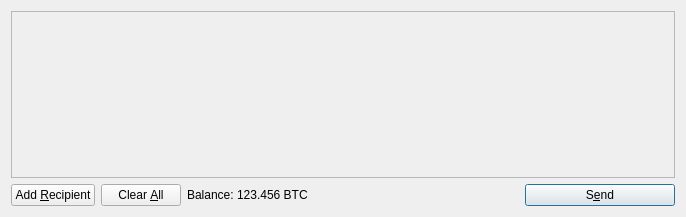
First picture: the form in src/qt/forms/sendcoinsdialog.ui, repository PayProCoin/PayProCoin, before the edit.
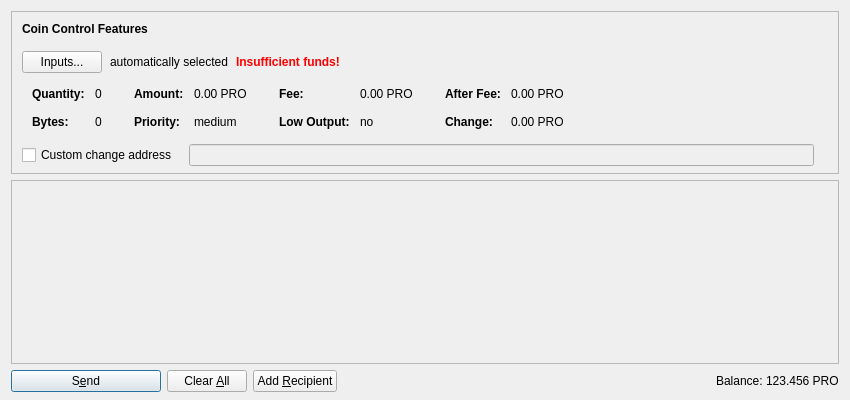
Second picture: the form after the edit. Icons and pictures are not drawn. Custom widgets are drawn as their Qt base class.

```diff
--- a/src/qt/forms/sendcoinsdialog.ui
+++ b/src/qt/forms/sendcoinsdialog.ui
@@ -6,14 +6,603 @@
    <rect>
     <x>0</x>
     <y>0</y>
-    <width>686</width>
-    <height>217</height>
+    <width>850</width>
+    <height>400</height>
    </rect>
   </property>
   <property name="windowTitle">
    <string>Send Coins</string>
   </property>
-  <layout class="QVBoxLayout" name="verticalLayout">
+  <layout class="QVBoxLayout" name="verticalLayout" stretch="0,1,0">
+   <property name="bottomMargin">
+    <number>8</number>
+   </property>
+   <item>
+    <widget class="QFrame" name="frameCoinControl">
+     <property name="sizePolicy">
+      <sizepolicy hsizetype="Expanding" vsizetype="Expanding">
+       <horstretch>0</horstretch>
+       <verstretch>0</verstretch>
+      </sizepolicy>
+     </property>
+     <property name="maximumSize">
+      <size>
+       <width>16777215</width>
+       <height>16777215</height>
+      </size>
+     </property>
+     <property name="frameShape">
+      <enum>QFrame::StyledPanel</enum>
+     </property>
+     <property name="frameShadow">
+      <enum>QFrame::Sunken</enum>
+     </property>
+     <layout class="QVBoxLayout" name="verticalLayoutCoinControl2">
+      <property name="spacing">
+       <number>0</number>
+      </property>
+      <property name="leftMargin">
+       <number>0</number>
+      </property>
+      <property name="topMargin">
+       <number>0</number>
+      </property>
+      <property name="rightMargin">
+       <number>0</number>
+      </property>
+      <property name="bottomMargin">
+       <number>6</number>
+      </property>
+      <item>
+       <layout class="QVBoxLayout" name="verticalLayoutCoinControl" stretch="0,0,0,0,1">
+        <property name="spacing">
+         <number>0</number>
+        </property>
+        <property name="leftMargin">
+         <number>10</number>
+        </property>
+        <property name="topMargin">
+         <number>10</number>
+        </property>
+        <item>
+         <layout class="QHBoxLayout" name="horizontalLayoutCoinControl1">
+          <property name="bottomMargin">
+           <number>15</number>
+          </property>
+          <item>
+           <widget class="QLabel" name="labelCoinControlFeatures">
+            <property name="sizePolicy">
+             <sizepolicy hsizetype="Preferred" vsizetype="Maximum">
+              <horstretch>0</horstretch>
+              <verstretch>0</verstretch>
+             </sizepolicy>
+            </property>
+            <property name="font">
+             <font>
+              <weight>75</weight>
+              <bold>true</bold>
+             </font>
+            </property>
+            <property name="styleSheet">
+             <string notr="true">font-weight:bold;</string>
+            </property>
+            <property name="text">
+             <string>Coin Control Features</string>
+            </property>
+           </widget>
+          </item>
+         </layout>
+        </item>
+        <item>
+         <layout class="QHBoxLayout" name="horizontalLayoutCoinControl2" stretch="0,0,0,0">
+          <property name="spacing">
+           <number>8</number>
+          </property>
+          <property name="bottomMargin">
+           <number>10</number>
+          </property>
+          <item>
+           <widget class="QPushButton" name="pushButtonCoinControl">
+            <property name="styleSheet">
+             <string notr="true"/>
+            </property>
+            <property name="text">
+             <string>Inputs...</string>
+            </property>
+           </widget>
+          </item>
+          <item>
+           <widget class="QLabel" name="labelCoinControlAutomaticallySelected">
+            <property name="text">
+             <string>automatically selected</string>
+            </property>
+            <property name="margin">
+             <number>5</number>
+            </property>
+           </widget>
+          </item>
+          <item>
+           <widget class="QLabel" name="labelCoinControlInsuffFunds">
+            <property name="font">
+             <font>
+              <weight>75</weight>
+              <bold>true</bold>
+             </font>
+            </property>
+            <property name="styleSheet">
+             <string notr="true">color:red;font-weight:bold;</string>
+            </property>
+            <property name="text">
+             <string>Insufficient funds!</string>
+            </property>
+            <property name="margin">
+             <number>5</number>
+            </property>
+           </widget>
+          </item>
+          <item>
+           <spacer name="horizontalSpacerCoinControl">
+            <property name="orientation">
+             <enum>Qt::Horizontal</enum>
+            </property>
+            <property name="sizeHint" stdset="0">
+             <size>
+              <width>40</width>
+              <height>1</height>
+             </size>
+            </property>
+           </spacer>
+          </item>
+         </layout>
+        </item>
+        <item>
+         <widget class="QWidget" name="widgetCoinControl" native="true">
+          <property name="sizePolicy">
+           <sizepolicy hsizetype="Preferred" vsizetype="Preferred">
+            <horstretch>0</horstretch>
+            <verstretch>0</verstretch>
+           </sizepolicy>
+          </property>
+          <property name="minimumSize">
+           <size>
+            <width>0</width>
+            <height>0</height>
+           </size>
+          </property>
+          <property name="styleSheet">
+           <string notr="true"/>
+          </property>
+          <layout class="QHBoxLayout" name="horizontalLayoutCoinControl5">
+           <property name="leftMargin">
+            <number>0</number>
+           </property>
+           <property name="topMargin">
+            <number>0</number>
+           </property>
+           <property name="rightMargin">
+            <number>0</number>
+           </property>
+           <property name="bottomMargin">
+            <number>0</number>
+           </property>
+           <item>
+            <layout class="QHBoxLayout" name="horizontalLayoutCoinControl3" stretch="0,0,0,1">
+             <property name="spacing">
+              <number>20</number>
+             </property>
+             <property name="topMargin">
+              <number>0</number>
+             </property>
+             <property name="bottomMargin">
+              <number>10</number>
+             </property>
+             <item>
+              <layout class="QFormLayout" name="formLayoutCoinControl1">
+               <property name="horizontalSpacing">
+                <number>10</number>
+               </property>
+               <property name="verticalSpacing">
+                <number>14</number>
+               </property>
+               <property name="leftMargin">
+                <number>10</number>
+               </property>
+               <property name="topMargin">
+                <number>4</number>
+               </property>
+               <property name="rightMargin">
+                <number>6</number>
+               </property>
+               <item row="0" column="0">
+                <widget class="QLabel" name="labelCoinControlQuantityText">
+                 <property name="font">
+                  <font>
+                   <weight>75</weight>
+                   <bold>true</bold>
+                  </font>
+                 </property>
+                 <property name="text">
+                  <string>Quantity:</string>
+                 </property>
+                 <property name="margin">
+                  <number>0</number>
+                 </property>
+                </widget>
+               </item>
+               <item row="0" column="1">
+                <widget class="QLabel" name="labelCoinControlQuantity">
+                 <property name="cursor">
+                  <cursorShape>IBeamCursor</cursorShape>
+                 </property>
+                 <property name="contextMenuPolicy">
+                  <enum>Qt::ActionsContextMenu</enum>
+                 </property>
+                 <property name="text">
+                  <string notr="true">0</string>
+                 </property>
+                 <property name="margin">
+                  <number>0</number>
+                 </property>
+                 <property name="textInteractionFlags">
+                  <set>Qt::LinksAccessibleByMouse|Qt::TextSelectableByKeyboard|Qt::TextSelectableByMouse</set>
+                 </property>
+                </widget>
+               </item>
+               <item row="1" column="0">
+                <widget class="QLabel" name="labelCoinControlBytesText">
+                 <property name="font">
+                  <font>
+                   <weight>75</weight>
+                   <bold>true</bold>
+                  </font>
+                 </property>
+                 <property name="text">
+                  <string>Bytes:</string>
+                 </property>
+                </widget>
+               </item>
+               <item row="1" column="1">
+                <widget class="QLabel" name="labelCoinControlBytes">
+                 <property name="cursor">
+                  <cursorShape>IBeamCursor</cursorShape>
+                 </property>
+                 <property name="contextMenuPolicy">
+                  <enum>Qt::ActionsContextMenu</enum>
+                 </property>
+                 <property name="text">
+                  <string notr="true">0</string>
+                 </property>
+                 <property name="textInteractionFlags">
+                  <set>Qt::LinksAccessibleByMouse|Qt::TextSelectableByKeyboard|Qt::TextSelectableByMouse</set>
+                 </property>
+                </widget>
+               </item>
+              </layout>
+             </item>
+             <item>
+              <layout class="QFormLayout" name="formLayoutCoinControl2">
+               <property name="horizontalSpacing">
+                <number>10</number>
+               </property>
+               <property name="verticalSpacing">
+                <number>14</number>
+               </property>
+               <property name="leftMargin">
+                <number>6</number>
+               </property>
+               <property name="topMargin">
+                <number>4</number>
+               </property>
+               <property name="rightMargin">
+                <number>6</number>
+               </property>
+               <item row="0" column="0">
+                <widget class="QLabel" name="labelCoinControlAmountText">
+                 <property name="font">
+                  <font>
+                   <weight>75</weight>
+                   <bold>true</bold>
+                  </font>
+                 </property>
+                 <property name="text">
+                  <string>Amount:</string>
+                 </property>
+                 <property name="margin">
+                  <number>0</number>
+                 </property>
+                </widget>
+               </item>
+               <item row="0" column="1">
+                <widget class="QLabel" name="labelCoinControlAmount">
+                 <property name="cursor">
+                  <cursorShape>IBeamCursor</cursorShape>
+                 </property>
+                 <property name="contextMenuPolicy">
+                  <enum>Qt::ActionsContextMenu</enum>
+                 </property>
+                 <property name="text">
+                  <string notr="true">0.00 PRO</string>
+                 </property>
+                 <property name="textInteractionFlags">
+                  <set>Qt::LinksAccessibleByMouse|Qt::TextSelectableByKeyboard|Qt::TextSelectableByMouse</set>
+                 </property>
+                </widget>
+               </item>
+               <item row="1" column="0">
+                <widget class="QLabel" name="labelCoinControlPriorityText">
+                 <property name="font">
+                  <font>
+                   <weight>75</weight>
+                   <bold>true</bold>
+                  </font>
+                 </property>
+                 <property name="text">
+                  <string>Priority:</string>
+                 </property>
+                </widget>
+               </item>
+               <item row="1" column="1">
+                <widget class="QLabel" name="labelCoinControlPriority">
+                 <property name="cursor">
+                  <cursorShape>IBeamCursor</cursorShape>
+                 </property>
+                 <property name="contextMenuPolicy">
+                  <enum>Qt::ActionsContextMenu</enum>
+                 </property>
+                 <property name="text">
+                  <string notr="true">medium</string>
+                 </property>
+                 <property name="textInteractionFlags">
+                  <set>Qt::LinksAccessibleByMouse|Qt::TextSelectableByKeyboard|Qt::TextSelectableByMouse</set>
+                 </property>
+                </widget>
+               </item>
+              </layout>
+             </item>
+             <item>
+              <layout class="QFormLayout" name="formLayoutCoinControl3">
+               <property name="horizontalSpacing">
+                <number>10</number>
+               </property>
+               <property name="verticalSpacing">
+                <number>14</number>
+               </property>
+               <property name="leftMargin">
+                <number>6</number>
+               </property>
+               <property name="topMargin">
+                <number>4</number>
+               </property>
+               <property name="rightMargin">
+                <number>6</number>
+               </property>
+               <item row="0" column="0">
+                <widget class="QLabel" name="labelCoinControlFeeText">
+                 <property name="font">
+                  <font>
+                   <weight>75</weight>
+                   <bold>true</bold>
+                  </font>
+                 </property>
+                 <property name="text">
+                  <string>Fee:</string>
+                 </property>
+                 <property name="margin">
+                  <number>0</number>
+                 </property>
+                </widget>
+               </item>
+               <item row="0" column="1">
+                <widget class="QLabel" name="labelCoinControlFee">
+                 <property name="cursor">
+                  <cursorShape>IBeamCursor</cursorShape>
+                 </property>
+                 <property name="contextMenuPolicy">
+                  <enum>Qt::ActionsContextMenu</enum>
+                 </property>
+                 <property name="text">
+                  <string notr="true">0.00 PRO</string>
+                 </property>
+                 <property name="textInteractionFlags">
+                  <set>Qt::LinksAccessibleByMouse|Qt::TextSelectableByKeyboard|Qt::TextSelectableByMouse</set>
+                 </property>
+                </widget>
+               </item>
+               <item row="1" column="0">
+                <widget class="QLabel" name="labelCoinControlLowOutputText">
+                 <property name="font">
+                  <font>
+                   <weight>75</weight>
+                   <bold>true</bold>
+                  </font>
+                 </property>
+                 <property name="text">
+                  <string>Low Output:</string>
+                 </property>
+                </widget>
+               </item>
+               <item row="1" column="1">
+                <widget class="QLabel" name="labelCoinControlLowOutput">
+                 <property name="cursor">
+                  <cursorShape>IBeamCursor</cursorShape>
+                 </property>
+                 <property name="contextMenuPolicy">
+                  <enum>Qt::ActionsContextMenu</enum>
+                 </property>
+                 <property name="text">
+                  <string notr="true">no</string>
+                 </property>
+                 <property name="textInteractionFlags">
+                  <set>Qt::LinksAccessibleByMouse|Qt::TextSelectableByKeyboard|Qt::TextSelectableByMouse</set>
+                 </property>
+                </widget>
+               </item>
+              </layout>
+             </item>
+             <item>
+              <layout class="QFormLayout" name="formLayoutCoinControl4">
+               <property name="horizontalSpacing">
+                <number>10</number>
+               </property>
+               <property name="verticalSpacing">
+                <number>14</number>
+               </property>
+               <property name="leftMargin">
+                <number>6</number>
+               </property>
+               <property name="topMargin">
+                <number>4</number>
+               </property>
+               <property name="rightMargin">
+                <number>6</number>
+               </property>
+               <item row="0" column="0">
+                <widget class="QLabel" name="labelCoinControlAfterFeeText">
+                 <property name="font">
+                  <font>
+                   <weight>75</weight>
+                   <bold>true</bold>
+                  </font>
+                 </property>
+                 <property name="text">
+                  <string>After Fee:</string>
+                 </property>
+                 <property name="margin">
+                  <number>0</number>
+                 </property>
+                </widget>
+               </item>
+               <item row="0" column="1">
+                <widget class="QLabel" name="labelCoinControlAfterFee">
+                 <property name="cursor">
+                  <cursorShape>IBeamCursor</cursorShape>
+                 </property>
+                 <property name="contextMenuPolicy">
+                  <enum>Qt::ActionsContextMenu</enum>
+                 </property>
+                 <property name="text">
+                  <string notr="true">0.00 PRO</string>
+                 </property>
+                 <property name="textInteractionFlags">
+                  <set>Qt::LinksAccessibleByMouse|Qt::TextSelectableByKeyboard|Qt::TextSelectableByMouse</set>
+                 </property>
+                </widget>
+               </item>
+               <item row="1" column="0">
+                <widget class="QLabel" name="labelCoinControlChangeText">
+                 <property name="font">
+                  <font>
+                   <weight>75</weight>
+                   <bold>true</bold>
+                  </font>
+                 </property>
+                 <property name="text">
+                  <string>Change:</string>
+                 </property>
+                </widget>
+               </item>
+               <item row="1" column="1">
+                <widget class="QLabel" name="labelCoinControlChange">
+                 <property name="cursor">
+                  <cursorShape>IBeamCursor</cursorShape>
+                 </property>
+                 <property name="contextMenuPolicy">
+                  <enum>Qt::ActionsContextMenu</enum>
+                 </property>
+                 <property name="text">
+                  <string notr="true">0.00 PRO</string>
+                 </property>
+                 <property name="textInteractionFlags">
+                  <set>Qt::LinksAccessibleByMouse|Qt::TextSelectableByKeyboard|Qt::TextSelectableByMouse</set>
+                 </property>
+                </widget>
+               </item>
+              </layout>
+             </item>
+            </layout>
+           </item>
+          </layout>
+         </widget>
+        </item>
+        <item>
+         <layout class="QHBoxLayout" name="horizontalLayoutCoinControl4" stretch="0,0,0">
+          <property name="spacing">
+           <number>12</number>
+          </property>
+          <property name="sizeConstraint">
+           <enum>QLayout::SetDefaultConstraint</enum>
+          </property>
+          <property name="topMargin">
+           <number>5</number>
+          </property>
+          <property name="rightMargin">
+           <number>5</number>
+          </property>
+          <item>
+           <widget class="QCheckBox" name="checkBoxCoinControlChange">
+            <property name="toolTip">
+             <string>If this is activated, but the change address is empty or invalid, change will be sent to a newly generated address.</string>
+            </property>
+            <property name="text">
+             <string>Custom change address</string>
+            </property>
+           </widget>
+          </item>
+          <item>
+           <widget class="QValidatedLineEdit" name="lineEditCoinControlChange">
+            <property name="enabled">
+             <bool>false</bool>
+            </property>
+            <property name="sizePolicy">
+             <sizepolicy hsizetype="Expanding" vsizetype="Fixed">
+              <horstretch>0</horstretch>
+              <verstretch>0</verstretch>
+             </sizepolicy>
+            </property>
+           </widget>
+          </item>
+          <item>
+           <widget class="QLabel" name="labelCoinControlChangeLabel">
+            <property name="sizePolicy">
+             <sizepolicy hsizetype="Preferred" vsizetype="Expanding">
+              <horstretch>0</horstretch>
+              <verstretch>0</verstretch>
+             </sizepolicy>
+            </property>
+            <property name="minimumSize">
+             <size>
+              <width>0</width>
+              <height>0</height>
+             </size>
+            </property>
+            <property name="text">
+             <string/>
+            </property>
+            <property name="margin">
+             <number>3</number>
+            </property>
+           </widget>
+          </item>
+         </layout>
+        </item>
+        <item>
+         <spacer name="verticalSpacerCoinControl">
+          <property name="orientation">
+           <enum>Qt::Vertical</enum>
+          </property>
+          <property name="sizeHint" stdset="0">
+           <size>
+            <width>800</width>
+            <height>1</height>
+           </size>
+          </property>
+         </spacer>
+        </item>
+       </layout>
+      </item>
+     </layout>
+    </widget>
+   </item>
    <item>
     <widget class="QScrollArea" name="scrollArea">
      <property name="widgetResizable">
@@ -24,12 +613,21 @@
        <rect>
         <x>0</x>
         <y>0</y>
-        <width>666</width>
-        <height>165</height>
+        <width>830</width>
+        <height>178</height>
        </rect>
       </property>
-      <layout class="QVBoxLayout" name="verticalLayout_2">
-       <property name="margin">
+      <layout class="QVBoxLayout" name="verticalLayout_2" stretch="0,1">
+       <property name="leftMargin">
+        <number>0</number>
+       </property>
+       <property name="topMargin">
+        <number>0</number>
+       </property>
+       <property name="rightMargin">
+        <number>0</number>
+       </property>
+       <property name="bottomMargin">
         <number>0</number>
        </property>
        <item>
@@ -59,19 +657,25 @@
    <item>
     <layout class="QHBoxLayout" name="horizontalLayout">
      <item>
-      <widget class="QPushButton" name="addButton">
+      <widget class="QPushButton" name="sendButton">
+       <property name="minimumSize">
+        <size>
+         <width>150</width>
+         <height>0</height>
+        </size>
+       </property>
        <property name="toolTip">
         <string>Send to multiple recipients at once</string>
        </property>
        <property name="text">
-        <string>Add &amp;Recipient</string>
+        <string>S&amp;end</string>
        </property>
        <property name="icon">
         <iconset resource="../bitcoin.qrc">
          <normaloff>:/icons/add</normaloff>:/icons/add</iconset>
        </property>
-       <property name="autoDefault">
-        <bool>false</bool>
+       <property name="default">
+        <bool>true</bool>
        </property>
       </widget>
      </item>
@@ -101,6 +705,36 @@
        </property>
       </widget>
      </item>
+     <item>
+      <widget class="QPushButton" name="addButton">
+       <property name="toolTip">
+        <string>Send to multiple recipients at once</string>
+       </property>
+       <property name="text">
+        <string>Add &amp;Recipient</string>
+       </property>
+       <property name="icon">
+        <iconset resource="../payprocoin.qrc">
+         <normaloff>:/icons/add</normaloff>:/icons/add</iconset>
+       </property>
+       <property name="autoDefault">
+        <bool>false</bool>
+       </property>
+      </widget>
+     </item>
+     <item>
+      <spacer name="horizontalSpacer">
+       <property name="orientation">
+        <enum>Qt::Horizontal</enum>
+       </property>
+       <property name="sizeHint" stdset="0">
+        <size>
+         <width>40</width>
+         <height>20</height>
+        </size>
+       </property>
+      </spacer>
+     </item>
      <item>
       <layout class="QHBoxLayout" name="horizontalLayout_2">
        <property name="spacing">
@@ -108,6 +742,12 @@
        </property>
        <item>
         <widget class="QLabel" name="label">
+         <property name="sizePolicy">
+          <sizepolicy hsizetype="Preferred" vsizetype="Fixed">
+           <horstretch>0</horstretch>
+           <verstretch>0</verstretch>
+          </sizepolicy>
+         </property>
          <property name="text">
           <string>Balance:</string>
          </property>
@@ -115,11 +755,17 @@
        </item>
        <item>
         <widget class="QLabel" name="labelBalance">
+         <property name="sizePolicy">
+          <sizepolicy hsizetype="Preferred" vsizetype="Fixed">
+           <horstretch>0</horstretch>
+           <verstretch>0</verstretch>
+          </sizepolicy>
+         </property>
          <property name="cursor">
           <cursorShape>IBeamCursor</cursorShape>
          </property>
          <property name="text">
-          <string>123.456 BTC</string>
+          <string notr="true">123.456 PRO</string>
          </property>
          <property name="textInteractionFlags">
           <set>Qt::LinksAccessibleByMouse|Qt::TextSelectableByKeyboard|Qt::TextSelectableByMouse</set>
@@ -128,46 +774,17 @@
        </item>
       </layout>
      </item>
-     <item>
-      <spacer name="horizontalSpacer">
-       <property name="orientation">
-        <enum>Qt::Horizontal</enum>
-       </property>
-       <property name="sizeHint" stdset="0">
-        <size>
-         <width>40</width>
-         <height>20</height>
-        </size>
-       </property>
-      </spacer>
-     </item>
-     <item>
-      <widget class="QPushButton" name="sendButton">
-       <property name="minimumSize">
-        <size>
-         <width>150</width>
-         <height>0</height>
-        </size>
-       </property>
-       <property name="toolTip">
-        <string>Confirm the send action</string>
-       </property>
-       <property name="text">
-        <string>S&amp;end</string>
-       </property>
-       <property name="icon">
-        <iconset resource="../bitcoin.qrc">
-         <normaloff>:/icons/send</normaloff>:/icons/send</iconset>
-       </property>
-       <property name="default">
-        <bool>true</bool>
-       </property>
-      </widget>
-     </item>
     </layout>
    </item>
   </layout>
  </widget>
+ <customwidgets>
+  <customwidget>
+   <class>QValidatedLineEdit</class>
+   <extends>QLineEdit</extends>
+   <header>qvalidatedlineedit.h</header>
+  </customwidget>
+ </customwidgets>
  <resources>
   <include location="../bitcoin.qrc"/>
  </resources>
```
Left out of the diff: 12 changed lines with no effect on the pictures.
